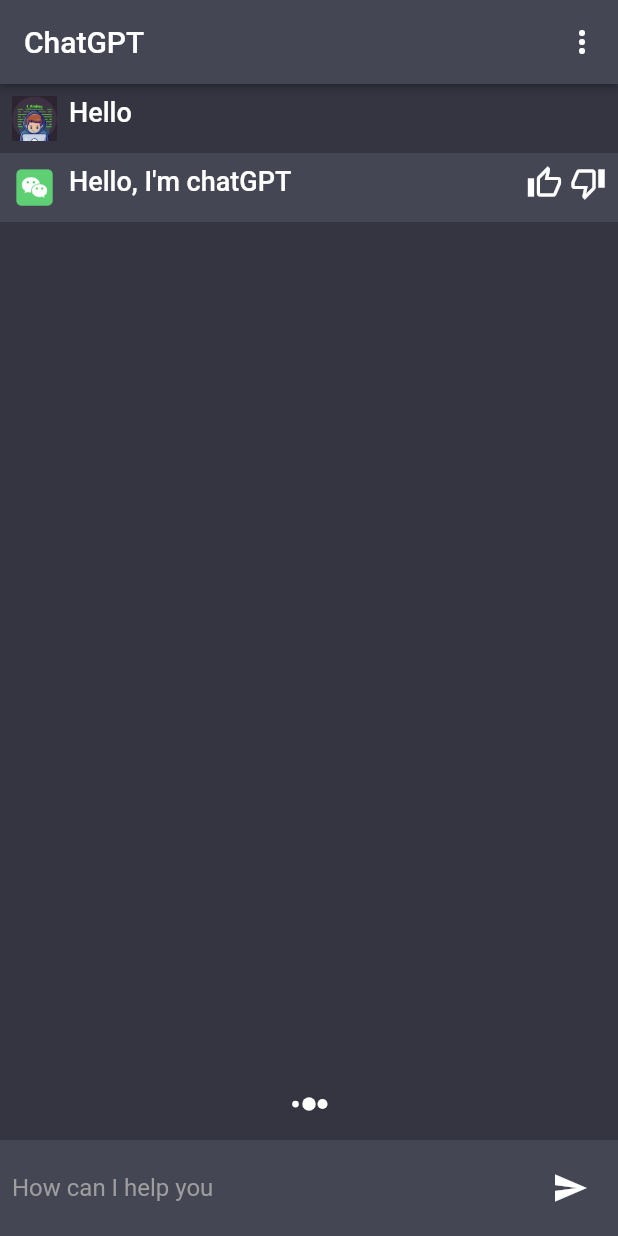
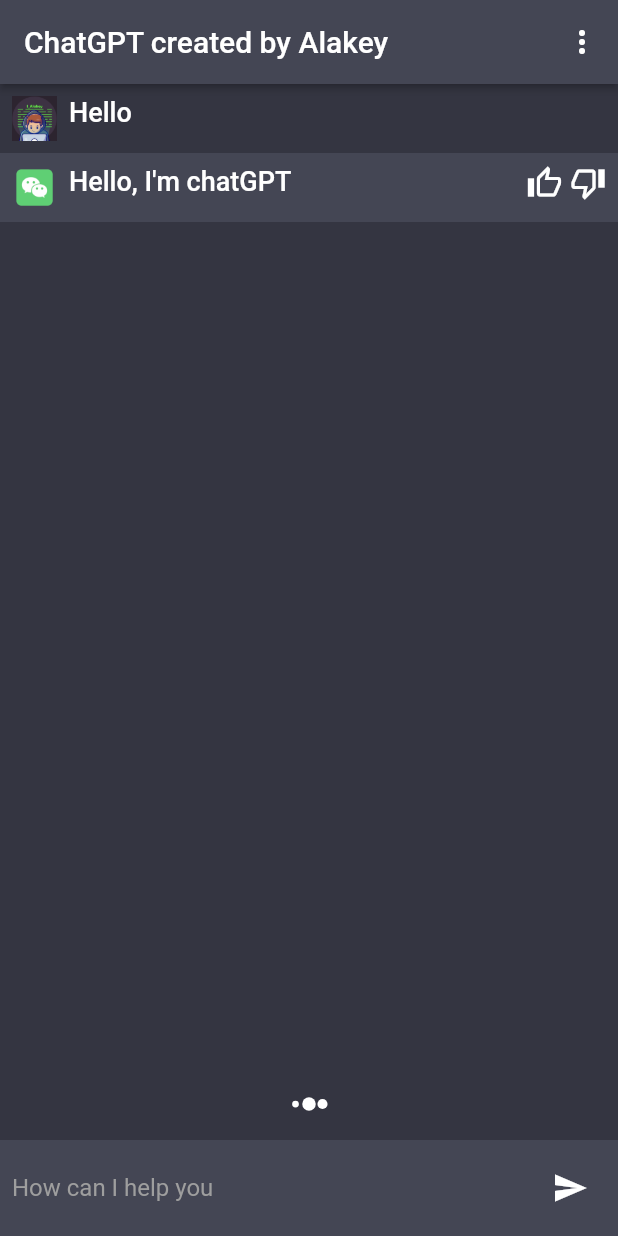
Before and after one commit to ialakey/chatGPT, a Flutter app: the screen it shows after launch, on a phone screen of 412 x 824 dp. Run offline on Flutter 3.47's test engine with Material 2 defaults, Android fonts, the phone set to English and light mode, and no system bars; our stand-ins replace flutter_spinkit.

```diff
--- /dev/null
+++ b/lib/constans/api_consts.dart
@@ -0,0 +1,2 @@
+String BASE_URL = "https://api.openai.com/v1";
+String API_KEY = "YOUR_API_KEY";
--- /dev/null
+++ b/lib/models/models_model.dart
@@ -0,0 +1,20 @@
+class ModelsModel {
+  final String id;
+  final String created;
+  final String root;
+
+  ModelsModel({
+    required this.id,
+    required this.created,
+    required this.root,
+  });
+
+  factory ModelsModel.fromJson(Map<String, dynamic> json) => ModelsModel(
+      id: json['id'],
+      created: json['created'],
+      root: json['root']);
+
+  static List<ModelsModel> modelsFromSnapshot (List modelSnapshot) {
+    return modelSnapshot.map((data) => ModelsModel.fromJson(data)).toList();
+  }
+}
--- /dev/null
+++ b/lib/providers/models_provider.dart
@@ -0,0 +1,5 @@
+import 'package:flutter/cupertino.dart';
+
+class ModelsProvider with ChangeNotifier {
+
+}
--- a/lib/screeens/chat_screen.dart
+++ b/lib/screeens/chat_screen.dart
@@ -1,4 +1,5 @@
 import 'package:chatgpt/constans/constants.dart';
+import 'package:chatgpt/services/api_service.dart';
 import 'package:chatgpt/services/assets_manager.dart';
 import 'package:chatgpt/services/services.dart';
 import 'package:chatgpt/widgets/chat_widget.dart';
@@ -50,7 +51,7 @@ class _ChatScreenState extends State<ChatScreen> {
         //   padding: const EdgeInsets.all(8.0),
         //   child: Image.asset(AssetsManager.openaiLogo),
         // ),
-        title: const Text("ChatGPT"),
+        title: const Text("ChatGPT created by Alakey"),
         actions: [
           IconButton(
             onPressed: () async {
@@ -101,7 +102,13 @@ class _ChatScreenState extends State<ChatScreen> {
                         ),
                       ),
                       IconButton(
-                        onPressed: (){},
+                        onPressed: () async {
+                          try {
+                            await ApiService.getModels();
+                          } catch(error) {
+                            print(error);
+                          }
+                        },
                         icon: const Icon(Icons.send), color: Colors.white,),
                     ],
                   ),
```
Also changed, not shown: lib/services/api_service.dart (added, +34 -0 lines), lib/widgets/drop_down.dart (+28 -3 lines).
